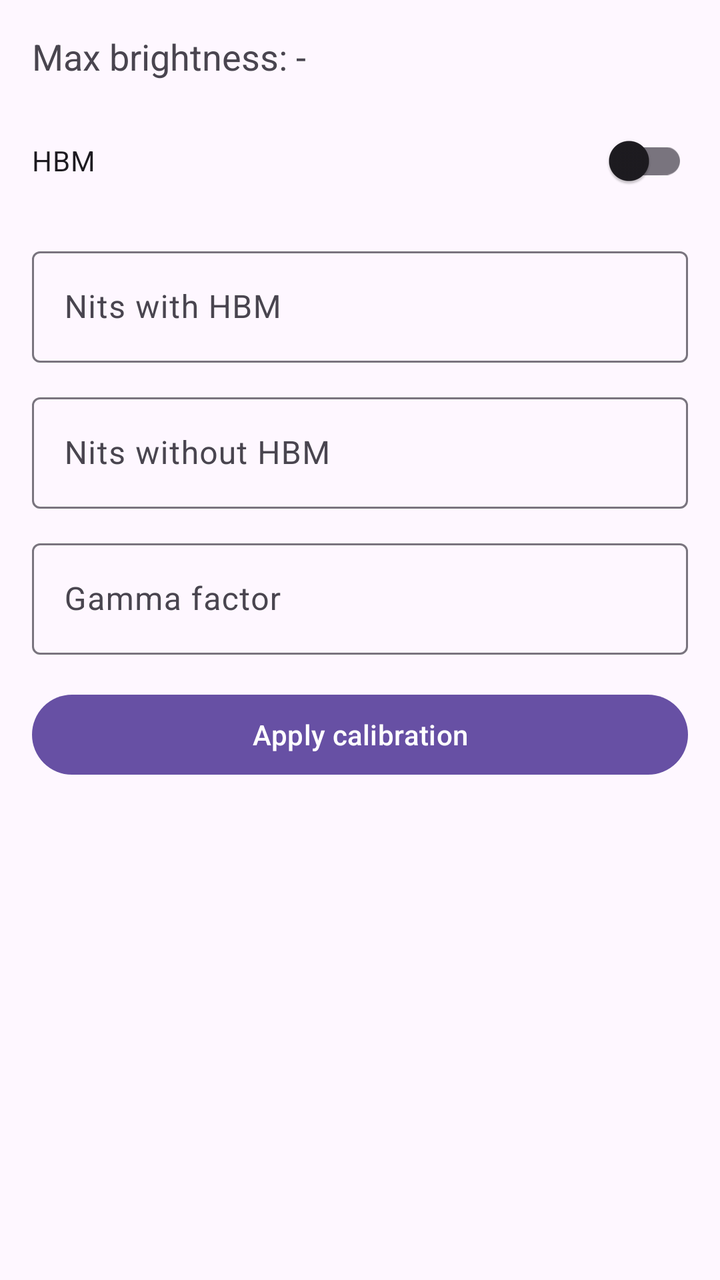
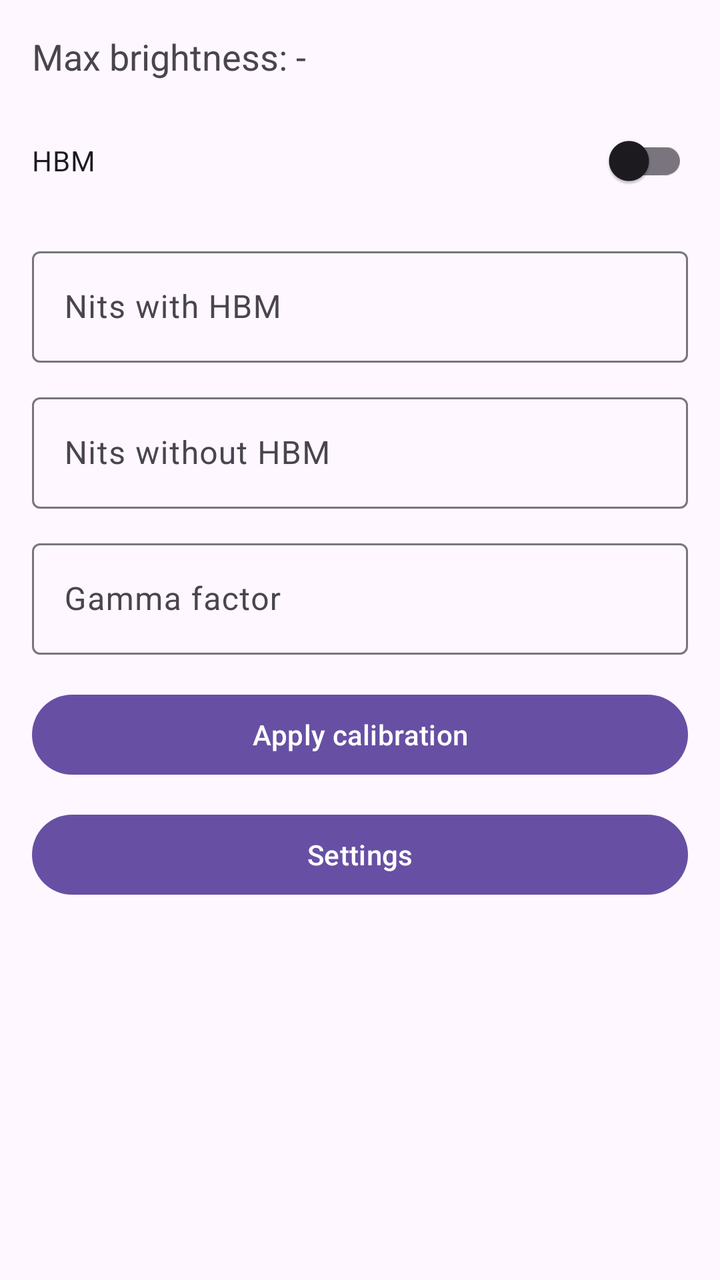

Before-and-after screenshots of an Android layout around one commit, followed by the original layout XML and the change that was made.
<!-- AndroidManifest.xml: application theme Theme.StayMates -->
<!-- res/layout/activity_main.xml -->
<?xml version="1.0" encoding="utf-8"?>
<androidx.constraintlayout.widget.ConstraintLayout xmlns:android="http://schemas.android.com/apk/res/android"
    xmlns:app="http://schemas.android.com/apk/res-auto"
    xmlns:tools="http://schemas.android.com/tools"
    android:id="@+id/main"
    android:layout_width="match_parent"
    android:layout_height="match_parent"
    tools:context=".MainActivity">

    <TextView
        android:id="@+id/maxBrightnessValue"
        android:layout_width="0dp"
        android:layout_height="wrap_content"
        android:layout_marginStart="16dp"
        android:layout_marginTop="16dp"
        android:layout_marginEnd="16dp"
        android:text="Max brightness: -"
        android:textSize="18sp"
        app:layout_constraintEnd_toEndOf="parent"
        app:layout_constraintStart_toStartOf="parent"
        app:layout_constraintTop_toTopOf="parent" />

    <com.google.android.material.switchmaterial.SwitchMaterial
        android:id="@+id/hbmToggle"
        android:layout_width="0dp"
        android:layout_height="wrap_content"
        android:layout_marginStart="16dp"
        android:layout_marginTop="16dp"
        android:layout_marginEnd="16dp"
        android:text="HBM"
        app:layout_constraintEnd_toEndOf="parent"
        app:layout_constraintStart_toStartOf="parent"
        app:layout_constraintTop_toBottomOf="@id/maxBrightnessValue" />

    <com.google.android.material.textfield.TextInputLayout
        android:id="@+id/nitsWithHbmLayout"
        android:layout_width="0dp"
        android:layout_height="wrap_content"
        android:layout_marginStart="16dp"
        android:layout_marginTop="16dp"
        android:layout_marginEnd="16dp"
        app:layout_constraintEnd_toEndOf="parent"
        app:layout_constraintStart_toStartOf="parent"
        app:layout_constraintTop_toBottomOf="@id/hbmToggle">

        <com.google.android.material.textfield.TextInputEditText
            android:id="@+id/nitsWithHbmInput"
            android:layout_width="match_parent"
            android:layout_height="wrap_content"
            android:hint="Nits with HBM"
            android:inputType="numberDecimal" />
    </com.google.android.material.textfield.TextInputLayout>

    <com.google.android.material.textfield.TextInputLayout
        android:id="@+id/nitsWithoutHbmLayout"
        android:layout_width="0dp"
        android:layout_height="wrap_content"
        android:layout_marginStart="16dp"
        android:layout_marginTop="12dp"
        android:layout_marginEnd="16dp"
        app:layout_constraintEnd_toEndOf="parent"
        app:layout_constraintStart_toStartOf="parent"
        app:layout_constraintTop_toBottomOf="@id/nitsWithHbmLayout">

        <com.google.android.material.textfield.TextInputEditText
            android:id="@+id/nitsWithoutHbmInput"
            android:layout_width="match_parent"
            android:layout_height="wrap_content"
            android:hint="Nits without HBM"
            android:inputType="numberDecimal" />
    </com.google.android.material.textfield.TextInputLayout>

    <com.google.android.material.textfield.TextInputLayout
        android:id="@+id/gammaLayout"
        android:layout_width="0dp"
        android:layout_height="wrap_content"
        android:layout_marginStart="16dp"
        android:layout_marginTop="12dp"
        android:layout_marginEnd="16dp"
        app:layout_constraintEnd_toEndOf="parent"
        app:layout_constraintStart_toStartOf="parent"
        app:layout_constraintTop_toBottomOf="@id/nitsWithoutHbmLayout">

        <com.google.android.material.textfield.TextInputEditText
            android:id="@+id/gammaInput"
            android:layout_width="match_parent"
            android:layout_height="wrap_content"
            android:hint="Gamma factor"
            android:inputType="numberDecimal" />
    </com.google.android.material.textfield.TextInputLayout>

    <com.google.android.material.button.MaterialButton
        android:id="@+id/applyCalibration"
        android:layout_width="0dp"
        android:layout_height="wrap_content"
        android:layout_marginStart="16dp"
        android:layout_marginTop="16dp"
        android:layout_marginEnd="16dp"
        android:text="Apply calibration"
        app:layout_constraintEnd_toEndOf="parent"
        app:layout_constraintStart_toStartOf="parent"
        app:layout_constraintTop_toBottomOf="@id/gammaLayout" />

    <TextView
        android:id="@+id/statusText"
        android:layout_width="0dp"
        android:layout_height="0dp"
        android:layout_marginStart="16dp"
        android:layout_marginTop="12dp"
        android:layout_marginEnd="16dp"
        android:layout_marginBottom="16dp"
        android:text=""
        app:layout_constraintBottom_toBottomOf="parent"
        app:layout_constraintEnd_toEndOf="parent"
        app:layout_constraintStart_toStartOf="parent"
        app:layout_constraintTop_toBottomOf="@id/applyCalibration" />

</androidx.constraintlayout.widget.ConstraintLayout>
<!-- resources referenced by this layout -->
<resources>
  <style name="Theme.StayMates" parent="Base.Theme.StayMates" />
  <style name="Base.Theme.StayMates" parent="Theme.Material3.DayNight.NoActionBar">
          
          
      </style>
</resources>

<!-- the commit's change to res/layout/activity_main.xml (unified diff, before → after) -->
@@ -101,6 +101,18 @@
         app:layout_constraintStart_toStartOf="parent"
         app:layout_constraintTop_toBottomOf="@id/gammaLayout" />
 
+    <com.google.android.material.button.MaterialButton
+        android:id="@+id/openSettings"
+        android:layout_width="0dp"
+        android:layout_height="wrap_content"
+        android:layout_marginStart="16dp"
+        android:layout_marginTop="12dp"
+        android:layout_marginEnd="16dp"
+        android:text="Settings"
+        app:layout_constraintEnd_toEndOf="parent"
+        app:layout_constraintStart_toStartOf="parent"
+        app:layout_constraintTop_toBottomOf="@id/applyCalibration" />
+
     <TextView
         android:id="@+id/statusText"
         android:layout_width="0dp"
@@ -113,6 +125,6 @@
         app:layout_constraintBottom_toBottomOf="parent"
         app:layout_constraintEnd_toEndOf="parent"
         app:layout_constraintStart_toStartOf="parent"
-        app:layout_constraintTop_toBottomOf="@id/applyCalibration" />
+        app:layout_constraintTop_toBottomOf="@id/openSettings" />
 
 </androidx.constraintlayout.widget.ConstraintLayout>
